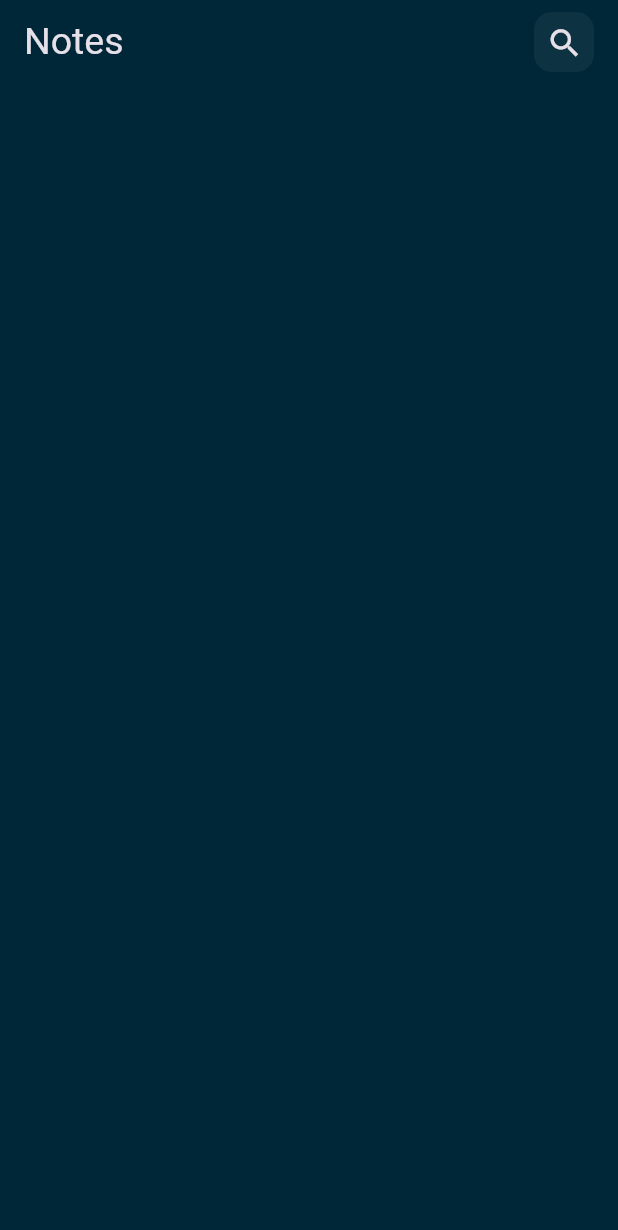
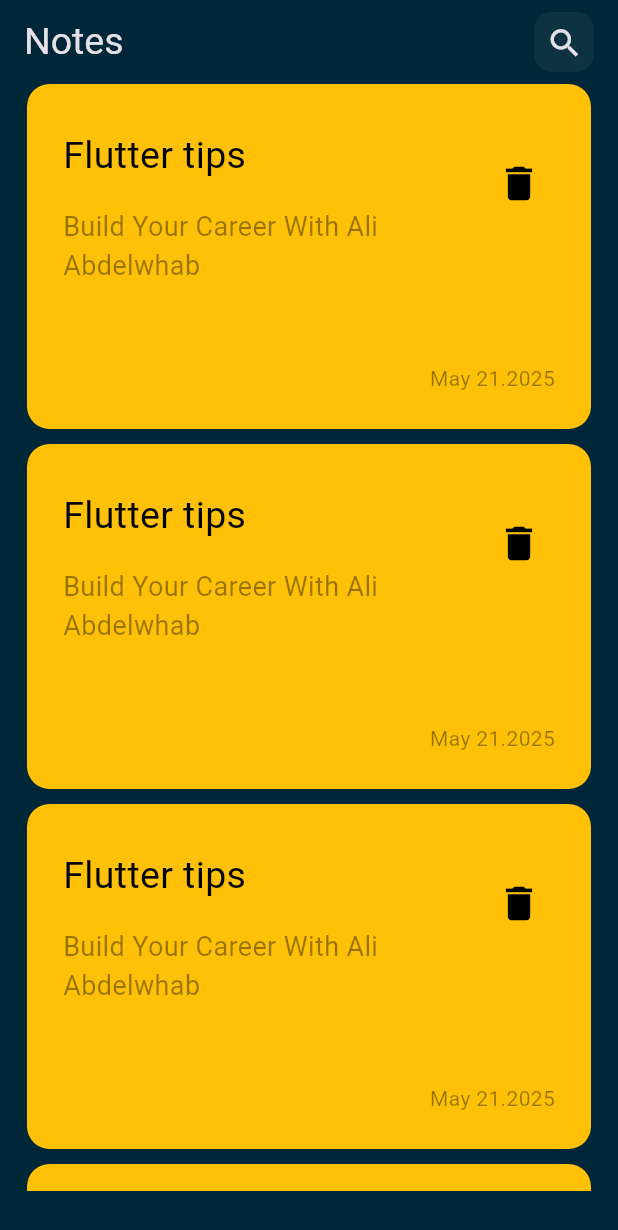
Before and after one commit to 3bowhab/Flutter_Apps, a Flutter app: the screen it shows after launch, on a phone screen of 412 x 824 dp. Shown: the top 1230 px of the screen. Run offline on Flutter 3.47's test engine with Material 3 defaults, Android fonts, the phone set to English and light mode, and no system bars.

Commit message:
custom note card

```diff
--- a/notes_app/lib/views/home_view.dart
+++ b/notes_app/lib/views/home_view.dart
@@ -1,5 +1,6 @@
 import 'package:flutter/material.dart';
 import 'package:notes_app/views/widgets/custom_app_bar.dart';
+import 'package:notes_app/views/widgets/custom_note_card.dart';
 
 class HomeView extends StatelessWidget {
   const HomeView({super.key});
@@ -8,6 +9,13 @@ class HomeView extends StatelessWidget {
   Widget build(BuildContext context) {
     return Scaffold(
       appBar: CustomAppBar(),
+      body: Padding(
+        padding: const EdgeInsets.only(right: 18, left: 18, bottom: 30),
+        child: ListView.builder(
+          itemCount: 5,
+          itemBuilder: (context, index) => const CustomNoteCard(),
+        ),
+      ),
     );
   }
 }
--- /dev/null
+++ b/notes_app/lib/views/widgets/custom_note_card.dart
@@ -0,0 +1,66 @@
+import 'package:flutter/material.dart';
+
+class CustomNoteCard extends StatelessWidget {
+  const CustomNoteCard({super.key});
+
+  @override
+  Widget build(BuildContext context) {
+    return Container(
+      margin: EdgeInsets.only(bottom: 10),
+      height: 230,
+      width: double.infinity,
+      decoration: BoxDecoration(
+        color: Colors.amber,
+        borderRadius: BorderRadius.circular(15),
+      ),
+      child: Padding(
+        padding: const EdgeInsets.symmetric(horizontal: 24, vertical: 24),
+        child: Column(
+          crossAxisAlignment: CrossAxisAlignment.start,
+          children: [
+            Row(
+              children: [
+                Text(
+                  "Flutter tips",
+                  style: TextStyle(color: Colors.black, fontSize: 25),
+                ),
+                Spacer(),
+                Transform.translate(
+                  offset: Offset(0, 18),
+                  child: IconButton(
+                    onPressed: () {},
+                    icon: Icon(Icons.delete, color: Colors.black, size: 30),
+                  ),
+                ),
+              ],
+            ),
+            SizedBox(height: 10),
+            SizedBox(
+              width: 250,
+              child: Text(
+                'Build Your Career With Ali Abdelwhab',
+                maxLines: 3,
+                overflow: TextOverflow.ellipsis,
+                softWrap: true,
+                style: TextStyle(
+                  color: Colors.black.withValues(alpha: .4),
+                  fontSize: 18,
+                ),
+              ),
+            ),
+            Spacer(),
+            Row(
+              children: [
+                Spacer(),
+                Text(
+                  'May 21.2025',
+                  style: TextStyle(color: Colors.black.withValues(alpha: .4)),
+                ),
+              ],
+            ),
+          ],
+        ),
+      ),
+    );
+  }
+}
```
